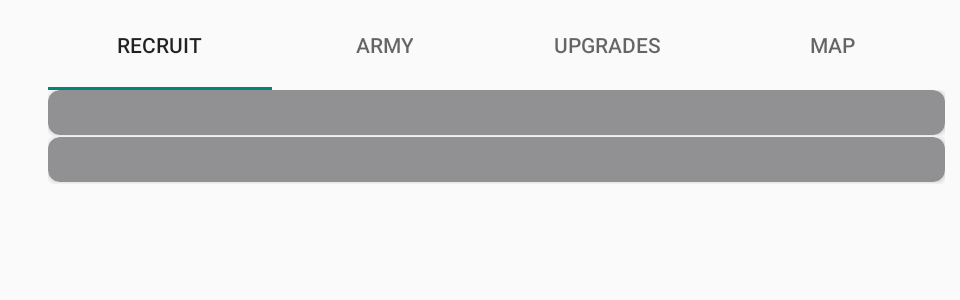
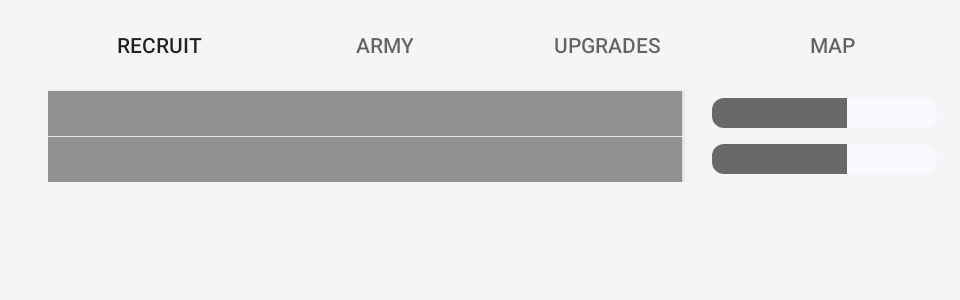
Before and after one commit to agjaeger/mobile-apps-final, an Android app: the screen it shows after launch (MainActivity), on a phone screen of 824 x 412 dp (held sideways). Shown: the top 300 px of the screen, without its empty margins (276-1236 px from the left). Run offline under Robolectric (Android 15) with nearby library versions, the light colour scheme and no system bars; libraries missing offline, so code that uses them is left out: com.snappydb; 1 statement that could not run was skipped.

Commit message:
styled progress bar

```diff
--- a/idlegame/app/src/main/java/com/ualr/idlegame/fragments/tabs/RecruitTabFragment.java
+++ b/idlegame/app/src/main/java/com/ualr/idlegame/fragments/tabs/RecruitTabFragment.java
@@ -28,6 +28,8 @@ public class RecruitTabFragment extends Fragment {
         return view;
     }
 
+
+
     public class RecruitTabFragmentViewHolder {
         private LinearLayout linearLayout;
 
@@ -43,5 +45,6 @@ public class RecruitTabFragment extends Fragment {
 
             ft.commit();
         }
+
     }
 }
--- /dev/null
+++ b/idlegame/app/src/main/res/drawable/curved_progress_bar.xml
@@ -0,0 +1,18 @@
+<?xml version="1.0" encoding="utf-8"?>
+<layer-list xmlns:android="http://schemas.android.com/apk/res/android">
+    <item android:id="@android:id/background">
+        <shape>
+            <corners android:radius="8dp" />
+            <solid android:color="#F8F8FF" />
+        </shape>
+    </item>
+
+    <item android:id="@android:id/progress">
+        <clip>
+            <shape>
+                <corners android:radius="8dp" />
+                <solid android:color="#696969" />
+            </shape>
+        </clip>
+    </item>
+</layer-list>
--- /dev/null
+++ b/idlegame/app/src/main/res/drawable/progress_bar_background.xml
@@ -0,0 +1,8 @@
+<?xml version="1.0" encoding="utf-8"?>
+<shape
+    xmlns:android="http://schemas.android.com/apk/res/android"
+    android:shape="rectangle"
+>
+    <corners android:radius="8dp" />
+    <stroke android:color="#2F4F4F" android:width="3dp" />
+</shape>
--- a/idlegame/app/src/main/res/layout/actionrow_fragment.xml
+++ b/idlegame/app/src/main/res/layout/actionrow_fragment.xml
@@ -9,12 +9,36 @@
 
     <androidx.cardview.widget.CardView
         android:id="@+id/cardView"
-        android:layout_width="match_parent"
+        android:layout_width="0dp"
         android:layout_height="30dp"
-        android:layout_marginBottom="1dp"
+        android:layout_marginEnd="20dp"
         android:backgroundTint="#919194"
-        app:cardCornerRadius="8dp"
+        app:cardCornerRadius="0dp"
         app:layout_constraintBottom_toBottomOf="parent"
+        app:layout_constraintEnd_toStartOf="@+id/frameLayout"
         app:layout_constraintStart_toStartOf="parent"
         app:layout_constraintTop_toTopOf="parent" />
+
+    <FrameLayout
+        android:id="@+id/frameLayout"
+        android:layout_width="wrap_content"
+        android:layout_height="wrap_content"
+        android:layout_marginTop="5dp"
+        android:layout_marginEnd="5dp"
+        android:layout_marginBottom="5dp"
+        android:background="@drawable/progress_bar_background"
+        app:layout_constraintBottom_toBottomOf="parent"
+        app:layout_constraintEnd_toEndOf="parent"
+        app:layout_constraintTop_toTopOf="parent">
+
+        <ProgressBar
+            android:id="@+id/progress_bar"
+            style="@style/Widget.AppCompat.ProgressBar.Horizontal"
+            android:layout_width="150dp"
+            android:layout_height="20dp"
+            android:layout_gravity="center_vertical"
+            android:indeterminate="false"
+            android:progress="60"
+            android:progressDrawable="@drawable/curved_progress_bar" />
+    </FrameLayout>
 </androidx.constraintlayout.widget.ConstraintLayout>
--- a/idlegame/app/src/main/res/values/styles.xml
+++ b/idlegame/app/src/main/res/values/styles.xml
@@ -1,5 +1,6 @@
 <resources>
     <style name="AppTheme" parent="Theme.AppCompat.Light">
+        <item name="android:background">#FFF5F5F5</item>
     </style>
 
     <style name="AppTheme.NoActionBar">
```
